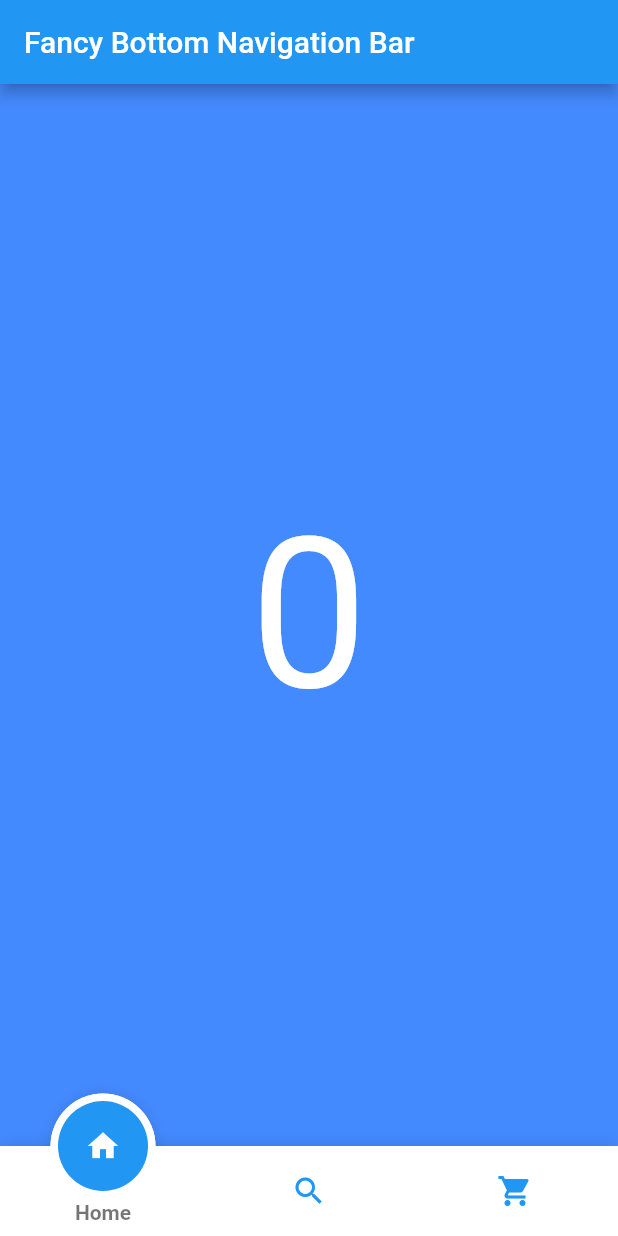
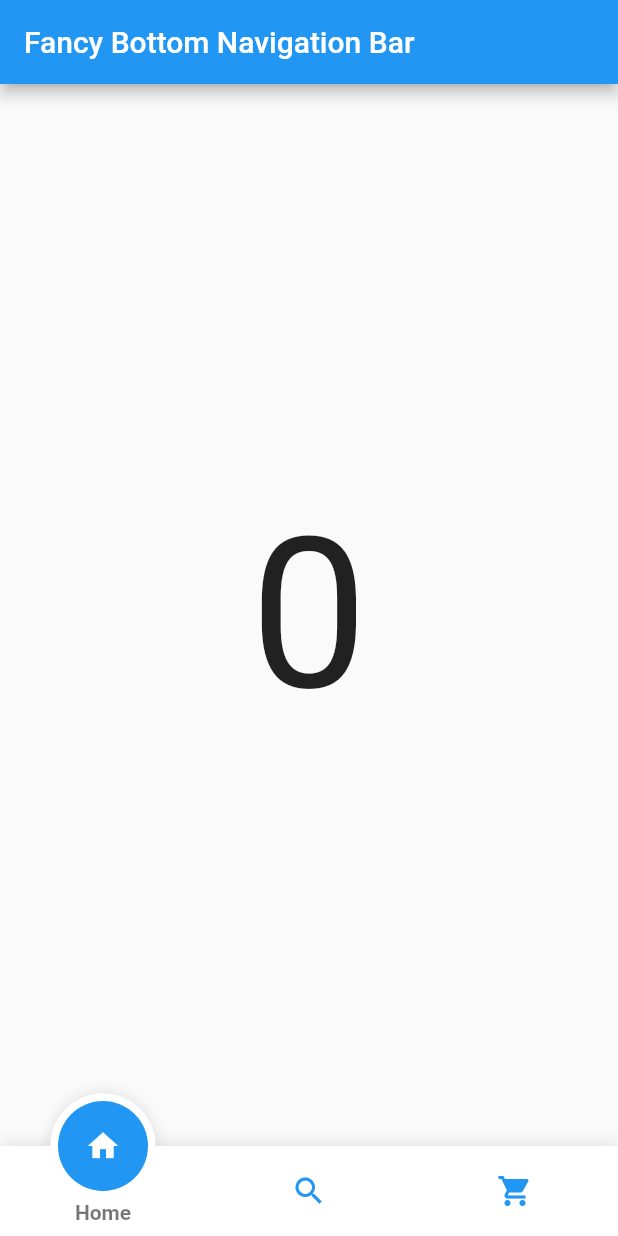
Before and after one commit to rrifafauzikomara/flutter_fancy_bottom_bar, a Flutter app: the screen it shows after launch, on a phone screen of 412 x 824 dp. Run offline on Flutter 3.47's test engine with Material 2 defaults, Android fonts, the phone set to English and light mode, and no system bars; drawn by our look-alikes of fancy_bottom_navigation.

Commit message:
add picture

```diff
--- a/lib/main.dart
+++ b/lib/main.dart
@@ -45,9 +45,8 @@ class _BottomNavBarState extends State<BottomNavBar> {
           },
         ),
         body: Container(
-          color: Colors.blueAccent,
           child: Center(
-            child: Text(currentPage.toString(), textScaleFactor: 10.0, style: TextStyle(color: Colors.white),),
+            child: Text(currentPage.toString(), textScaleFactor: 10.0),
           ),
         ));
   }
```
Also changed, not shown: fancy.png (added).
